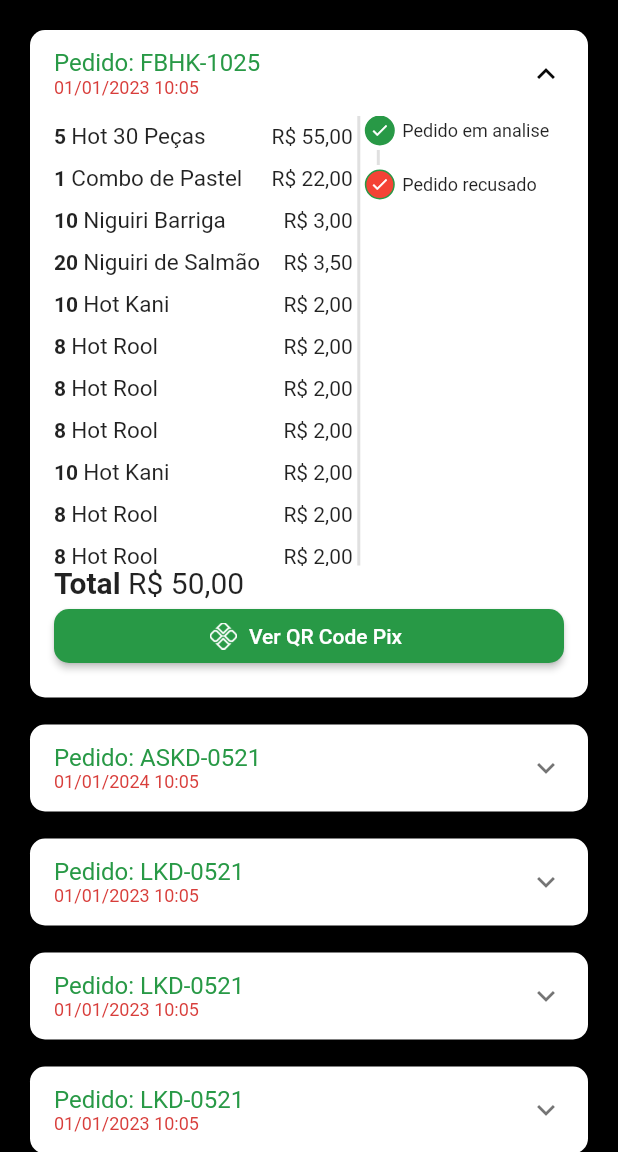
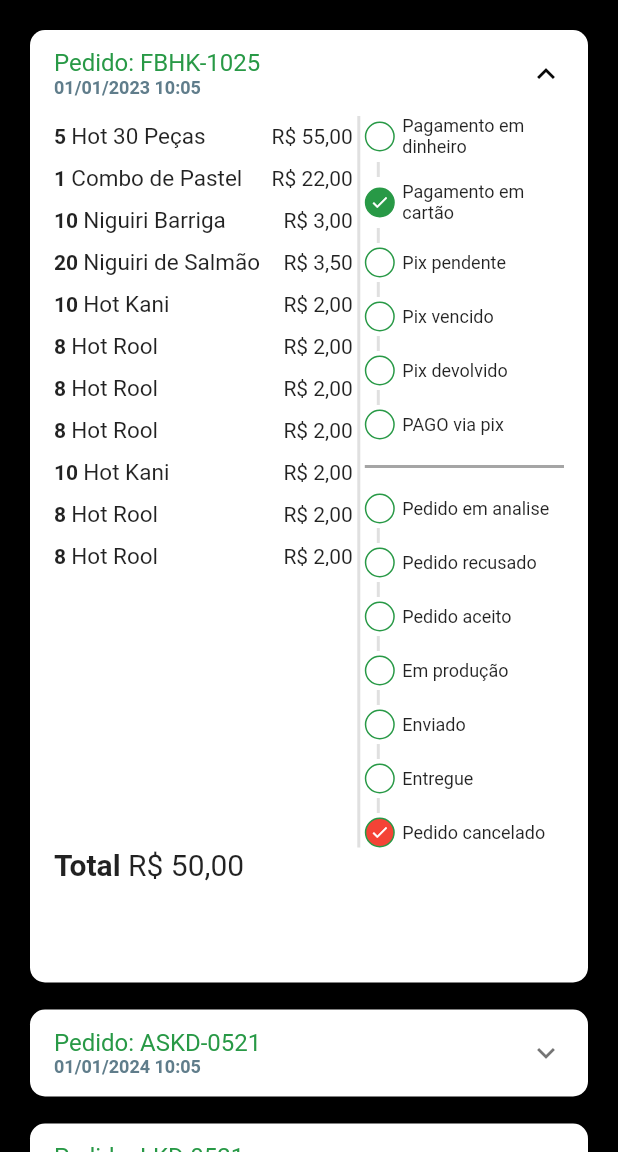
Before and after one commit to BrunoCarvalhoSI/app_oxesushi, a Flutter app: the TelaPedidos screen opened directly, after a tap on an icon or button, on a phone screen of 412 x 824 dp, the part 84-1236 px from its top. Run offline on Flutter 3.47's test engine with Material 2 defaults, Android fonts, the phone set to English and light mode, and no system bars; our stand-ins replace badges, mask_text_input_formatter, qr_flutter.

Commit message:
Botao de PIX adicionado

```diff
--- a/lib/config/mock_dados.dart
+++ b/lib/config/mock_dados.dart
@@ -124,7 +124,8 @@ List<ModelPedido> pedidos = [
     id: "FBHK-1025",
     total: 50.0,
     copyAndPaste: "dsasdaadsd",
-    statusPedido: "Pedido recusado",
+    statusPedido: "Pedido cancelado",
+    statusPagamento: "Pagamento em cartão",
     dataCriacao: DateTime.parse(
       '2023-01-01 10:05:10.250',
     ),
@@ -151,7 +152,8 @@ List<ModelPedido> pedidos = [
     id: "ASKD-0521",
     total: 50.0,
     copyAndPaste: "dsasdaadsd",
-    statusPedido: "Em produção",
+    statusPedido: "Entregue",
+    statusPagamento: "PAGO via pix",
     dataCriacao: DateTime.parse(
       '2024-01-01 10:05:10.250',
     ),
@@ -176,6 +178,7 @@ List<ModelPedido> pedidos = [
     total: 50.0,
     copyAndPaste: "dsasdaadsd",
     statusPedido: 'Pedido aceito',
+    statusPagamento: 'Pagamento em dinheiro',
     dataCriacao: DateTime.parse(
       '2023-01-01 10:05:10.250',
     ),
@@ -194,12 +197,13 @@ List<ModelPedido> pedidos = [
     id: "LKD-0521",
     total: 50.0,
     copyAndPaste: "dsasdaadsd",
-    statusPedido: 'Pagamento devolvido',
+    statusPedido: 'Pedido aceito',
+    statusPagamento: 'Pix pendente',
     dataCriacao: DateTime.parse(
       '2023-01-01 10:05:10.250',
     ),
     validadeQRCode: DateTime.parse(
-      '2024-01-01 11:11:11.250',
+      '2024-05-08 16:11:11.250',
     ),
     itensPedido: [
       ModelItemCarrinho(item: comboHot30Pecas, quantidade: 5),
@@ -214,11 +218,12 @@ List<ModelPedido> pedidos = [
     total: 50.0,
     copyAndPaste: "dsasdaadsd",
     statusPedido: 'Em produção',
+    statusPagamento: 'Pix vencido',
     dataCriacao: DateTime.parse(
       '2023-01-01 10:05:10.250',
     ),
     validadeQRCode: DateTime.parse(
-      '2024-01-01 11:11:11.250',
+      '2023-03-24 11:11:11.250',
     ),
     itensPedido: [
       ModelItemCarrinho(item: comboHot30Pecas, quantidade: 5),
--- a/lib/models/ModelPedidos.dart
+++ b/lib/models/ModelPedidos.dart
@@ -7,6 +7,7 @@ class ModelPedido {
   DateTime validadeQRCode;
   List<ModelItemCarrinho> itensPedido;
   String statusPedido;
+  String statusPagamento;
   String copyAndPaste;
   double total;
 
@@ -16,6 +17,7 @@ class ModelPedido {
     this.validadeQRCode,
     this.itensPedido,
     this.statusPedido,
+    this.statusPagamento,
     this.copyAndPaste,
     this.total,
   });
--- a/lib/screens/carrinho/tela_carrinho_tab.dart
+++ b/lib/screens/carrinho/tela_carrinho_tab.dart
@@ -4,6 +4,7 @@ import 'package:oxesushi_v1/screens/carrinho/componentes/tile_carrinho.dart';
 import 'package:oxesushi_v1/services/utils_services.dart';
 import 'package:oxesushi_v1/config/mock_dados.dart' as mock;
 import '../../models/ModelItemCarrinho.dart';
+import '../../widgets/payment_dialog.dart';
 
 class TelaCarrinho extends StatefulWidget {
   const TelaCarrinho({Key key}) : super(key: key);
@@ -99,7 +100,16 @@ class _TelaCarrinhoState extends State<TelaCarrinho> {
                     ),
                     onPressed: () async {
                       bool result = await mostrarConfirmarPedido();
-                      print(result);
+                      if (result ?? false) {
+                        showDialog(
+                          context: context,
+                          builder: (_) {
+                            return PaymentDialog(
+                              pedido: mock.pedidos[4],
+                            );
+                          },
+                        );
+                      }
                     },
                     child: const Text(
                       "Concluir pedido",
--- a/lib/screens/pedidos/componentes/tile_pedido.dart
+++ b/lib/screens/pedidos/componentes/tile_pedido.dart
@@ -1,7 +1,8 @@
 import 'package:flutter/material.dart';
 import 'package:oxesushi_v1/componentes/custom_colors.dart';
 import 'package:oxesushi_v1/models/ModelPedidos.dart';
-import 'package:oxesushi_v1/screens/pedidos/componentes/widget_pedido_status.dart';
+import 'package:oxesushi_v1/widgets/payment_dialog.dart';
+import 'package:oxesushi_v1/widgets/widget_pedido_status.dart';
 import 'package:oxesushi_v1/services/utils_services.dart';
 
 import '../../../models/ModelItemCarrinho.dart';
@@ -38,9 +39,10 @@ class PedidoTile extends StatelessWidget {
               ),
               Text(
                 utilsServices.formatDateTime(pedido.dataCriacao),
-                style: TextStyle(
+                style: const TextStyle(
                   fontSize: 12,
-                  color: CustomColors.colorAppVermelho,
+                  color: Colors.blueGrey,
+                  fontWeight: FontWeight.bold,
                 ),
               ),
             ],
@@ -77,7 +79,8 @@ class PedidoTile extends StatelessWidget {
                   Expanded(
                     flex: 2,
                     child: StatusPedidoWidget(
-                      status: pedido.statusPedido,
+                      statusPedido: pedido.statusPedido,
+                      statusPagamento: pedido.statusPagamento,
                       estaVencido:
                           pedido.validadeQRCode.isBefore(DateTime.now()),
                     ),
@@ -105,20 +108,40 @@ class PedidoTile extends StatelessWidget {
               ),
             ),
             //BOTAO DE PAGAMENTO
-            Visibility(
+            Padding(
+              padding: const EdgeInsets.only(
+                top: 10,
+              ),
+              child: SizedBox(
+                height: 40,
+                child: Visibility(
+                  visible: pedido.statusPagamento == 'Pix pendente' &&
+                      pedido.statusPedido == 'Pedido aceito' &&
+                      !pedido.validadeQRCode.isBefore(DateTime.now()),
                   child: ElevatedButton.icon(
                     style: ElevatedButton.styleFrom(
                       backgroundColor: CustomColors.colorAppVerde,
                       shape: RoundedRectangleBorder(
-                    borderRadius: BorderRadius.circular(10),
+                        borderRadius: BorderRadius.circular(15),
                       ),
                     ),
-                onPressed: () {},
+                    onPressed: () {
+                      showDialog(
+                        context: context,
+                        builder: (_) {
+                          return PaymentDialog(
+                            pedido: pedido,
+                          );
+                        },
+                      );
+                    },
                     icon: Image.asset(
                       'imagens/imagens_app/pix.png',
-                  height: 18,
+                      height: 20,
                     ),
                     label: const Text("Ver QR Code Pix"),
+                  ),
+                ),
               ),
             ),
           ],
--- a/lib/screens/pedidos/componentes/widget_pedido_status.dart
+++ /dev/null
@@ -1,161 +0,0 @@
-import 'package:flutter/material.dart';
-import 'package:oxesushi_v1/componentes/custom_colors.dart';
-
-class StatusPedidoWidget extends StatelessWidget {
-  final String status;
-  final bool estaVencido;
-
-  final Map<String, int> todosStatus = <String, int>{
-    'Pedido em analise': 0,
-    'Pedido recusado': 1,
-    'Pedido aceito': 2,
-    'Pix vencido': 3,
-    'Pagamento efetuado': 4,
-    'Em produção': 5,
-    'Enviado': 6,
-    'Entregue': 7,
-    'Pedido cancelado': -1,
-    'Pagamento devolvido': -2,
-  };
-
-  int get statusAtual => todosStatus[status];
-
-  StatusPedidoWidget({
-    Key key,
-    this.estaVencido,
-    this.status,
-  }) : super(key: key);
-
-  @override
-  Widget build(BuildContext context) {
-    return Column(
-      crossAxisAlignment: CrossAxisAlignment.start,
-      children: [
-        const _StatusDoPedido(isActive: true, titulo: 'Pedido em analise'),
-        if (statusAtual == 1) ...[
-          const _CustomDivisorStatus(),
-          const _StatusDoPedido(
-            isActive: true,
-            titulo: "Pedido recusado",
-            backgroundcolor: Colors.red,
-          ),
-        ] else if (estaVencido) ...[
-          const _CustomDivisorStatus(),
-          const _StatusDoPedido(
-            isActive: true,
-            titulo: "Pix vencido",
-            backgroundcolor: Colors.orange,
-          ),
-        ] else ...[
-          const _CustomDivisorStatus(),
-          _StatusDoPedido(
-            isActive: statusAtual >= 2,
-            titulo: "Pedido aceito",
-          ),
-          const _CustomDivisorStatus(),
-          _StatusDoPedido(
-            isActive: statusAtual >= 4,
-            titulo: "Pagamento efetuado",
-          ),
-          const _CustomDivisorStatus(),
-          _StatusDoPedido(
-            isActive: statusAtual >= 5,
-            titulo: "Em produção",
-          ),
-          const _CustomDivisorStatus(),
-          _StatusDoPedido(
-            isActive: statusAtual >= 6,
-            titulo: "Enviado",
-          ),
-          const _CustomDivisorStatus(),
-          _StatusDoPedido(
-            isActive: statusAtual >= 7,
-            titulo: "Entregue",
-          ),
-          const _CustomDivisorStatus(),
-          _StatusDoPedido(
-            isActive: statusAtual == -1,
-            titulo: "Pedido Cancelado",
-          ),
-          const _CustomDivisorStatus(),
-          _StatusDoPedido(
-            isActive: statusAtual == -2,
-            titulo: "Pagamento devolvido",
-            backgroundcolor: Colors.blue,
-          ),
-        ]
-      ],
-    );
-  }
-}
-
-class _StatusDoPedido extends StatelessWidget {
-  final bool isActive;
-  final String titulo;
-  final Color backgroundcolor;
-  const _StatusDoPedido({
-    Key key,
-    this.isActive,
-    this.titulo,
-    this.backgroundcolor,
-  }) : super(key: key);
-
-  @override
-  Widget build(BuildContext context) {
-    return Row(
-      children: [
-        //DOT bolinha com os status
-        Container(
-          alignment: Alignment.center,
-          height: 20,
-          width: 20,
-          decoration: BoxDecoration(
-            shape: BoxShape.circle,
-            border: Border.all(
-              color: CustomColors.colorAppVerde,
-            ),
-            color: isActive
-                ? backgroundcolor ?? CustomColors.colorAppVerde
-                : Colors.transparent,
-          ),
-          child: isActive
-              ? const Icon(
-                  Icons.check,
-                  size: 13,
-                  color: Colors.white,
-                )
-              : const SizedBox.shrink(),
-        ),
-        //Texto do status
-        const SizedBox(
-          width: 5,
-        ),
-        Expanded(
-          child: Text(
-            titulo,
-            style: const TextStyle(
-              fontSize: 12,
-            ),
-          ),
-        )
-      ],
-    );
-  }
-}
-
-class _CustomDivisorStatus extends StatelessWidget {
-  const _CustomDivisorStatus({Key key}) : super(key: key);
-
-  @override
-  Widget build(BuildContext context) {
-    return Container(
-      margin: const EdgeInsets.symmetric(
-        vertical: 3,
-        horizontal: 8,
-      ),
-      height: 10,
-      width: 2,
-      color: Colors.grey.shade300,
-    );
-  }
-}
--- /dev/null
+++ b/lib/widgets/payment_dialog.dart
@@ -0,0 +1,102 @@
+import 'package:flutter/material.dart';
+import 'package:flutter/src/foundation/key.dart';
+import 'package:flutter/src/widgets/container.dart';
+import 'package:flutter/src/widgets/framework.dart';
+import 'package:oxesushi_v1/models/ModelPedidos.dart';
+import 'package:oxesushi_v1/services/utils_services.dart';
+import 'package:qr_flutter/qr_flutter.dart';
+
+class PaymentDialog extends StatelessWidget {
+  final ModelPedido pedido;
+
+  PaymentDialog({Key key, this.pedido}) : super(key: key);
+
+  final UtilsServices utilsServices = UtilsServices();
+
+  @override
+  Widget build(BuildContext context) {
+    return Dialog(
+      shape: RoundedRectangleBorder(
+        borderRadius: BorderRadius.circular(20),
+      ),
+      child: Stack(
+        alignment: Alignment.center,
+        children: [
+          //CONTEUDO
+          Padding(
+            padding: const EdgeInsets.all(8.0),
+            child: Column(
+              mainAxisSize: MainAxisSize.min,
+              children: [
+                const Padding(
+                  padding: EdgeInsets.symmetric(vertical: 10),
+                  child: Text(
+                    'Pagamento com Pix',
+                    style: TextStyle(
+                      fontWeight: FontWeight.bold,
+                      fontSize: 18,
+                    ),
+                  ),
+                ),
+                //QR CODE
+                QrImage(
+                  data: "1234567890",
+                  version: QrVersions.auto,
+                  size: 200.0,
+                ),
+                //VENCIMENTO
+                Text(
+                  "Vencimento: ${utilsServices.formatDateTime(pedido.validadeQRCode)}",
+                  style: const TextStyle(
+                    fontSize: 12,
+                  ),
+                ),
+                //TOTAL
+                Text(
+                  "Total: ${utilsServices.priceToCurrency(pedido.total)}",
+                  style: const TextStyle(
+                    fontSize: 17,
+                    fontWeight: FontWeight.bold,
+                  ),
+                ),
+                //BOTAO COPIA E COLA
+                OutlinedButton.icon(
+                  style: OutlinedButton.styleFrom(
+                      shape: RoundedRectangleBorder(
+                        borderRadius: BorderRadius.circular(20),
+                      ),
+                      side: const BorderSide(
+                        width: 2,
+                        color: Colors.green,
+                      )),
+                  onPressed: () {},
+                  icon: const Icon(
+                    Icons.copy,
+                    color: Colors.green,
+                  ),
+                  label: const Text(
+                    "Pix Copia e Cola",
+                    style: TextStyle(
+                      color: Colors.green,
+                      fontSize: 13,
+                    ),
+                  ),
+                )
+              ],
+            ),
+          ),
+          Positioned(
+            top: 0,
+            right: 0,
+            child: IconButton(
+              onPressed: () {
+                Navigator.of(context).pop();
+              },
+              icon: const Icon(Icons.close),
+            ),
+          ),
+        ],
+      ),
+    );
+  }
+}
--- /dev/null
+++ b/lib/widgets/widget_pedido_status.dart
@@ -0,0 +1,261 @@
+import 'package:flutter/material.dart';
+import '/componentes/custom_colors.dart';
+
+class StatusPedidoWidget extends StatelessWidget {
+  final String statusPedido;
+  final String statusPagamento;
+  final bool estaVencido;
+
+  final Map<String, int> todosStatus = <String, int>{
+    'Pedido em analise': 0,
+    'Pedido recusado': 1,
+    'Pedido aceito': 2,
+    'Em produção': 3,
+    'Enviado': 4,
+    'Entregue': 5,
+    'Pedido cancelado': 6,
+  };
+
+  final Map<String, int> todosStatusPagamento = <String, int>{
+    'Pagamento em dinheiro': -1,
+    'Pagamento em cartão': -2,
+    'Pix pendente': -3,
+    'Pix vencido': -4,
+    'Pix devolvido': -5,
+    'PAGO via pix': -6,
+  };
+
+  int get statusPedidoAtual => todosStatus[statusPedido];
+  int get statusPagamentoAtual => todosStatusPagamento[statusPagamento];
+
+  StatusPedidoWidget({
+    Key key,
+    this.estaVencido,
+    this.statusPedido,
+    this.statusPagamento,
+  }) : super(key: key);
+
+  @override
+  Widget build(BuildContext context) {
+    return Column(
+      crossAxisAlignment: CrossAxisAlignment.start,
+      children: [
+        ...[
+          _StatusDoPagamento(
+            isActive: statusPagamentoAtual == -1,
+            titulo: "Pagamento em dinheiro",
+          ),
+          const _CustomDivisorStatus(),
+          _StatusDoPagamento(
+            isActive: statusPagamentoAtual == -2,
+            titulo: "Pagamento em cartão",
+          ),
+          const _CustomDivisorStatus(),
+          _StatusDoPagamento(
+            isActive: statusPagamentoAtual == -3,
+            titulo: "Pix pendente",
+          ),
+          const _CustomDivisorStatus(),
+          _StatusDoPagamento(
+            isActive: statusPagamentoAtual == -4,
+            titulo: "Pix vencido",
+          ),
+          const _CustomDivisorStatus(),
+          _StatusDoPagamento(
+            isActive: statusPagamentoAtual == -5,
+            titulo: "Pix devolvido",
+          ),
+          const _CustomDivisorStatus(),
+          _StatusDoPagamento(
+            isActive: statusPagamentoAtual == -6,
+            titulo: "PAGO via pix",
+            backgroundcolor: Colors.green,
+          ),
+        ],
+        Padding(
+          padding: const EdgeInsets.only(
+            bottom: 10,
+            top: 10,
+          ),
+          child: Row(
+            children: [
+              Expanded(
+                child: Divider(
+                  color: Colors.black.withAlpha(90),
+                  thickness: 2,
+                ),
+              ),
+            ],
+          ),
+        ),
+        ...[
+          //const _CustomDivisorStatus(),
+          _StatusDoPedido(
+            isActive: statusPedidoAtual == 0,
+            titulo: "Pedido em analise",
+          ),
+          const _CustomDivisorStatus(),
+          _StatusDoPedido(
+            isActive: statusPedidoAtual == 1,
+            titulo: "Pedido recusado",
+            backgroundcolor: Colors.red,
+          ),
+          const _CustomDivisorStatus(),
+          _StatusDoPedido(
+            isActive: statusPedidoAtual == 2,
+            titulo: "Pedido aceito",
+          ),
+          const _CustomDivisorStatus(),
+          _StatusDoPedido(
+            isActive: statusPedidoAtual == 3,
+            titulo: "Em produção",
+          ),
+          const _CustomDivisorStatus(),
+          _StatusDoPedido(
+            isActive: statusPedidoAtual == 4,
+            titulo: "Enviado",
+          ),
+          const _CustomDivisorStatus(),
+          _StatusDoPedido(
+            isActive: statusPedidoAtual == 5,
+            titulo: "Entregue",
+            backgroundcolor: Colors.blue,
+          ),
+          const _CustomDivisorStatus(),
+          _StatusDoPedido(
+            isActive: statusPedidoAtual == 6,
+            titulo: "Pedido cancelado",
+            backgroundcolor: Colors.red,
+          ),
+        ]
+      ],
+    );
+  }
+}
+
+class _StatusDoPedido extends StatelessWidget {
+  final bool isActive;
+  final String titulo;
+  final Color backgroundcolor;
+
+  const _StatusDoPedido({
+    Key key,
+    this.isActive,
+    this.titulo,
+    this.backgroundcolor,
+  }) : super(key: key);
+
+  @override
+  Widget build(BuildContext context) {
+    return Row(
+      children: [
+        //DOT bolinha com os status
+        Container(
+          alignment: Alignment.center,
+          height: 20,
+          width: 20,
+          decoration: BoxDecoration(
+            shape: BoxShape.circle,
+            border: Border.all(
+              color: CustomColors.colorAppVerde,
+            ),
+            color: isActive
+                ? backgroundcolor ?? CustomColors.colorAppVerde
+                : Colors.transparent,
+          ),
+          child: isActive
+              ? const Icon(
+                  Icons.check,
+                  size: 13,
+                  color: Colors.white,
+                )
+              : const SizedBox.shrink(),
+        ),
+        //Texto do status
+        const SizedBox(
+          width: 5,
+        ),
+        Expanded(
+          child: Text(
+            titulo,
+            style: const TextStyle(
+              fontSize: 12,
+            ),
+          ),
+        )
+      ],
+    );
+  }
+}
+
+class _StatusDoPagamento extends StatelessWidget {
+  final bool isActive;
+  final String titulo;
+  final Color backgroundcolor;
+
+  const _StatusDoPagamento({
+    Key key,
+    this.isActive,
+    this.titulo,
+    this.backgroundcolor,
+  }) : super(key: key);
+
+  @override
+  Widget build(BuildContext context) {
+    return Row(
+      children: [
+        //DOT bolinha com os status
+        Container(
+          alignment: Alignment.center,
+          height: 20,
+          width: 20,
+          decoration: BoxDecoration(
+            shape: BoxShape.circle,
+            border: Border.all(
+              color: CustomColors.colorAppVerde,
+            ),
+            color: isActive
+                ? backgroundcolor ?? CustomColors.colorAppVerde
+                : Colors.transparent,
+          ),
+          child: isActive
+              ? const Icon(
+                  Icons.check,
+                  size: 13,
+                  color: Colors.white,
+                )
+              : const SizedBox.shrink(),
+        ),
+        //Texto do status
+        const SizedBox(
+          width: 5,
+        ),
+        Expanded(
+          child: Text(
+            titulo,
+            style: const TextStyle(
+              fontSize: 12,
+            ),
+          ),
+        )
+      ],
+    );
+  }
+}
+
+class _CustomDivisorStatus extends StatelessWidget {
+  const _CustomDivisorStatus({Key key}) : super(key: key);
+
+  @override
+  Widget build(BuildContext context) {
+    return Container(
+      margin: const EdgeInsets.symmetric(
+        vertical: 3,
+        horizontal: 8,
+      ),
+      height: 10,
+      width: 2,
+      color: Colors.grey.shade300,
+    );
+  }
+}
--- a/lib/widgets/widget_quantidade.dart
+++ b/lib/widgets/widget_quantidade.dart
@@ -77,7 +77,7 @@ class WidgetQuantidade extends StatelessWidget {
                 ],
                 // Quando modificado o valor do campo de texto recebemos este novo valor aqui
                 // Convertemos o valor porque o campo trabalha com String e o nosso Widget de quantidade com int
-                onChanged: (value) {
+                /* onChanged: (value) {
                   result(int.parse(value));
                   quantityController.text = value;
                   WidgetsBinding.instance.addPostFrameCallback((_) {
@@ -85,16 +85,10 @@ class WidgetQuantidade extends StatelessWidget {
                     quantityController.selection = TextSelection.fromPosition(
                         TextPosition(offset: value.length));
                   });
+                }, */
+                onTap: () {
+                  result(int.parse(quantityController.text));
                 },
-                /*  onTap: () {
-                  result(int.parse(quantityController.text));
-                  quantityController.text = quantityController.text.toString();
-                  WidgetsBinding.instance.addPostFrameCallback((_) {
-                    // Move o cursor para o final do campo de texto
-                    quantityController.selection = TextSelection.fromPosition(
-                        TextPosition(offset: quantityController.text.length));
-                  });
-                }, */
                 decoration: const InputDecoration(
                   // Retirando a borda
                   border: InputBorder.none,
@@ -108,6 +102,7 @@ class WidgetQuantidade extends StatelessWidget {
               ),
             ),
           ),
+          //Adicionando quantidade na widget
           _WidgetQuantidade(
             icon: Icons.add,
             color: CustomColors.colorAppVerde,
@@ -115,7 +110,6 @@ class WidgetQuantidade extends StatelessWidget {
               // Comando para remover o teclado
               FocusScope.of(context).unfocus();
               int resultCount = int.parse(quantityController.text) + 1;
-              //if (resultCount == 1 && !isRemovable) return;
               result(resultCount);
             },
           ),
--- a/pubspec.yaml
+++ b/pubspec.yaml
@@ -41,6 +41,7 @@ dependencies:
   badges: ^2.0.1
   intl: ^0.18.0
   flutter_easyloading: ^3.0.0
+  qr_flutter: ^4.0.0
 
 dev_dependencies:
   flutter_test:
```
Also changed, not shown: lib/widgets/item_carrinho.dart (deleted), lib/widgets/item_produto.dart (deleted), lib/widgets/widget_badge.dart (renamed from lib/widgets/BadgeWidget.dart), pubspec.lock. Lines whose indentation alone changed are shown as unchanged.
